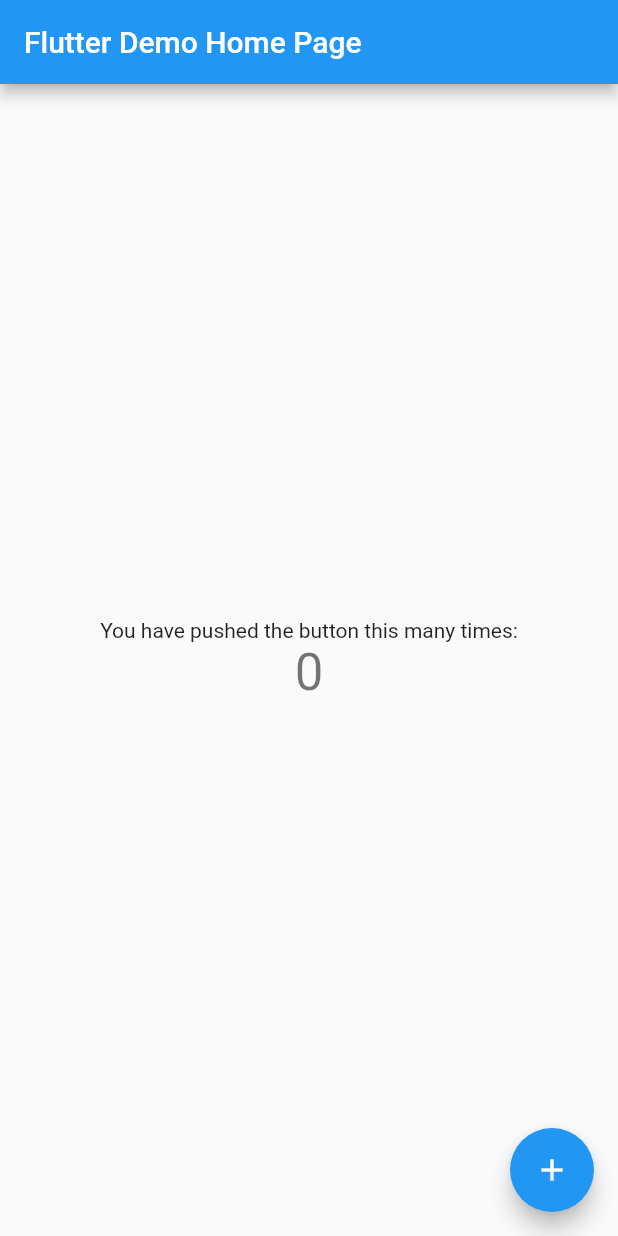
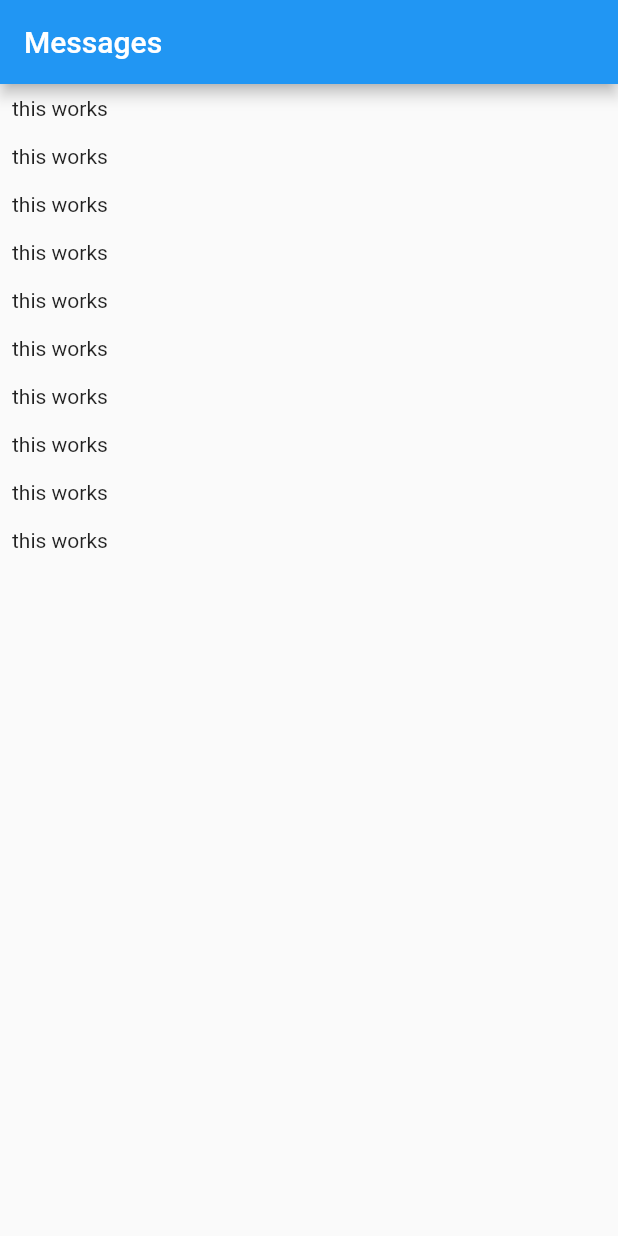
Before and after one commit to bmprateek/Chat-app, a Flutter app: the screen it shows after launch, on a phone screen of 412 x 824 dp. Run offline on Flutter 3.47's test engine with Material 2 defaults, Android fonts, the phone set to English and light mode, and no system bars.

Commit message:
auth screen and chat screen added

```diff
--- a/chatapp/lib/main.dart
+++ b/chatapp/lib/main.dart
@@ -1,3 +1,4 @@
+import 'package:chatapp/screens/chat_screen.dart';
 import 'package:flutter/material.dart';
 
 void main() {
@@ -11,105 +12,12 @@ class MyApp extends StatelessWidget {
   @override
   Widget build(BuildContext context) {
     return MaterialApp(
-      title: 'Flutter Demo',
+      title: 'Chat Screen',
       theme: ThemeData(
-        // This is the theme of your application.
-        //
-        // Try running your application with "flutter run". You'll see the
-        // application has a blue toolbar. Then, without quitting the app, try
-        // changing the primarySwatch below to Colors.green and then invoke
-        // "hot reload" (press "r" in the console where you ran "flutter run",
-        // or simply save your changes to "hot reload" in a Flutter IDE).
-        // Notice that the counter didn't reset back to zero; the application
-        // is not restarted.
+
         primarySwatch: Colors.blue,
       ),
-      home: const MyHomePage(title: 'Flutter Demo Home Page'),
+      home: const ChatScreen(),
     );
   }
 }
-
-class MyHomePage extends StatefulWidget {
-  const MyHomePage({Key? key, required this.title}) : super(key: key);
-
-  // This widget is the home page of your application. It is stateful, meaning
-  // that it has a State object (defined below) that contains fields that affect
-  // how it looks.
-
-  // This class is the configuration for the state. It holds the values (in this
-  // case the title) provided by the parent (in this case the App widget) and
-  // used by the build method of the State. Fields in a Widget subclass are
-  // always marked "final".
-
-  final String title;
-
-  @override
-  State<MyHomePage> createState() => _MyHomePageState();
-}
-
-class _MyHomePageState extends State<MyHomePage> {
-  int _counter = 0;
-
-  void _incrementCounter() {
-    setState(() {
-      // This call to setState tells the Flutter framework that something has
-      // changed in this State, which causes it to rerun the build method below
-      // so that the display can reflect the updated values. If we changed
-      // _counter without calling setState(), then the build method would not be
-      // called again, and so nothing would appear to happen.
-      _counter++;
-    });
-  }
-
-  @override
-  Widget build(BuildContext context) {
-    // This method is rerun every time setState is called, for instance as done
-    // by the _incrementCounter method above.
-    //
-    // The Flutter framework has been optimized to make rerunning build methods
-    // fast, so that you can just rebuild anything that needs updating rather
-    // than having to individually change instances of widgets.
-    return Scaffold(
-      appBar: AppBar(
-        // Here we take the value from the MyHomePage object that was created by
-        // the App.build method, and use it to set our appbar title.
-        title: Text(widget.title),
-      ),
-      body: Center(
-        // Center is a layout widget. It takes a single child and positions it
-        // in the middle of the parent.
-        child: Column(
-          // Column is also a layout widget. It takes a list of children and
-          // arranges them vertically. By default, it sizes itself to fit its
-          // children horizontally, and tries to be as tall as its parent.
-          //
-          // Invoke "debug painting" (press "p" in the console, choose the
-          // "Toggle Debug Paint" action from the Flutter Inspector in Android
-          // Studio, or the "Toggle Debug Paint" command in Visual Studio Code)
-          // to see the wireframe for each widget.
-          //
-          // Column has various properties to control how it sizes itself and
-          // how it positions its children. Here we use mainAxisAlignment to
-          // center the children vertically; the main axis here is the vertical
-          // axis because Columns are vertical (the cross axis would be
-          // horizontal).
-          mainAxisAlignment: MainAxisAlignment.center,
-          children: <Widget>[
-            const Text(
-              'You have pushed the button this many times:',
-            ),
-            Text(
-              '$_counter',
-              style: Theme.of(context).textTheme.headline4,
-            ),
-          ],
-        ),
-      ),
-      floatingActionButton: FloatingActionButton(
-        onPressed: _incrementCounter,
-        tooltip: 'Increment',
-        child: const Icon(Icons.add),
-      ), // This trailing comma makes auto-formatting nicer for build methods.
-    );
-  }
-}
--- /dev/null
+++ b/chatapp/lib/screens/chat_screen.dart
@@ -0,0 +1,19 @@
+import 'package:flutter/material.dart';
+
+class ChatScreen extends StatelessWidget {
+  const ChatScreen({Key? key}) : super(key: key);
+
+  @override
+  Widget build(BuildContext context) {
+    return Scaffold(
+      appBar: AppBar(title: Text("Messages")),
+      body: ListView.builder(
+        itemBuilder: (ctx, index) => Container(
+          padding: EdgeInsets.all(8),
+          child: Text('this works'),
+        ),
+        itemCount: 10,
+      ),
+    );
+  }
+}
```
Also changed, not shown: chatapp/lib/screens/auth_screen.dart (added), 3 other files.
